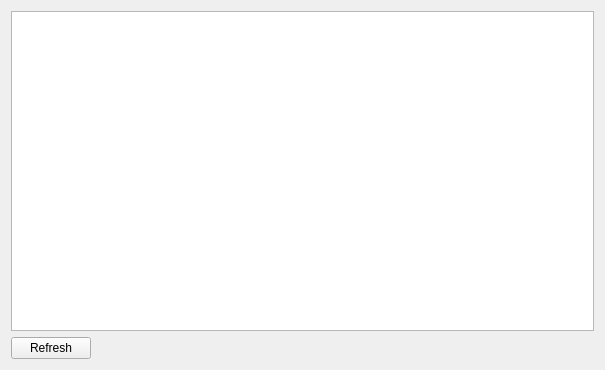
This is res/activelist.ui in Ultrawipf/OpenFFBoard-configurator as Qt 5 draws it before an edit. The edited form follows.
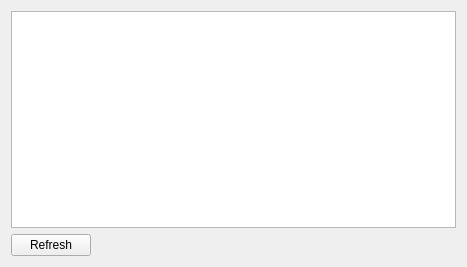
This is the edited form.

The edit to the form file:
```diff
--- a/res/activelist.ui
+++ b/res/activelist.ui
@@ -6,8 +6,8 @@
    <rect>
     <x>0</x>
     <y>0</y>
-    <width>605</width>
-    <height>370</height>
+    <width>467</width>
+    <height>267</height>
    </rect>
   </property>
   <property name="sizePolicy">
@@ -21,7 +21,32 @@
   </property>
   <layout class="QGridLayout" name="gridLayout_2">
    <item row="0" column="0" colspan="2">
-    <widget class="QTableView" name="tableView"/>
+    <widget class="QTableView" name="tableView">
+     <property name="minimumSize">
+      <size>
+       <width>400</width>
+       <height>200</height>
+      </size>
+     </property>
+     <property name="horizontalScrollBarPolicy">
+      <enum>Qt::ScrollBarAlwaysOff</enum>
+     </property>
+     <property name="sizeAdjustPolicy">
+      <enum>QAbstractScrollArea::AdjustToContents</enum>
+     </property>
+     <attribute name="horizontalHeaderCascadingSectionResizes">
+      <bool>false</bool>
+     </attribute>
+     <attribute name="horizontalHeaderDefaultSectionSize">
+      <number>40</number>
+     </attribute>
+     <attribute name="horizontalHeaderStretchLastSection">
+      <bool>false</bool>
+     </attribute>
+     <attribute name="verticalHeaderStretchLastSection">
+      <bool>false</bool>
+     </attribute>
+    </widget>
    </item>
    <item row="1" column="0">
     <widget class="QPushButton" name="pushButton_refresh">
```
